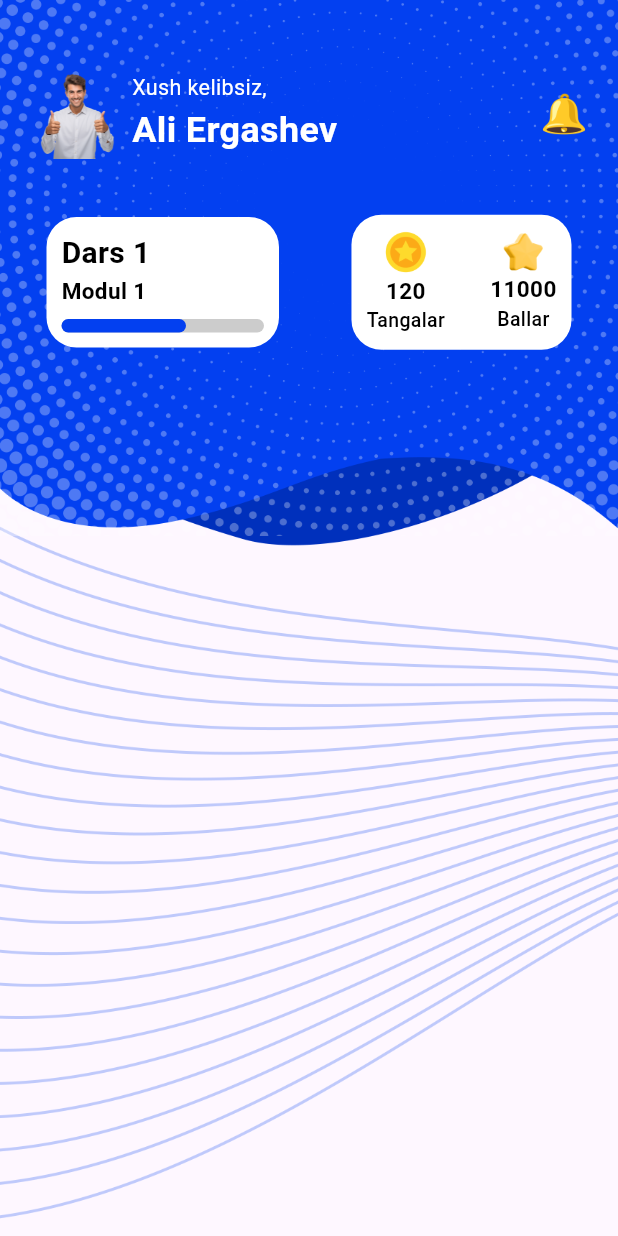
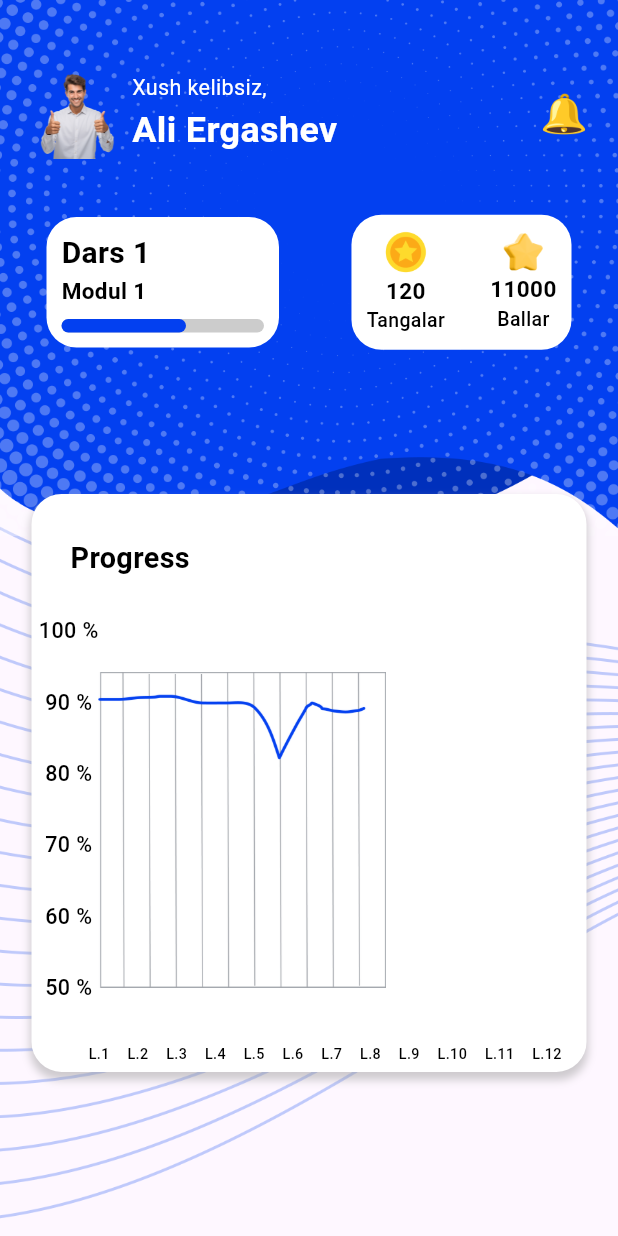
Before and after one commit to shceo/rivojedu, a Flutter app: the CoursesPage screen opened directly, on a phone screen of 412 x 824 dp. Run offline on Flutter 3.47's test engine with Material 3 defaults, Android fonts, the phone set to English and light mode, and no system bars; our stand-ins replace awesome_notifications, bloc, dio, equatable, firebase_core, flutter_bloc and 10 more; accounts and stored records are empty; project files that could hold a hidden picture were left out.

Commit message:
fix all bags

```diff
--- a/lib/assets/constants/common_assets.dart
+++ b/lib/assets/constants/common_assets.dart
@@ -22,6 +22,7 @@ abstract final class CommonAssets {
   static const String reyting3 = '${_assetsImages}reytin3.png';
   static const String homework = '${_assetsImages}homework.png';
   static const String img = '${_assetsVectors}homework.png';
+  static const String graph = '${_assetsImages}graph.png';
 
   //
   static const String plays = '${_assetsImages}plays.png';
--- a/lib/src/ui/pages/navbar_pages/darslar_page.dart
+++ b/lib/src/ui/pages/navbar_pages/darslar_page.dart
@@ -29,6 +29,7 @@ class _LessonsPageState extends State<LessonsPage> {
             padding: EdgeInsets.all(20.w),
             child: Column(
               children: [
+                SizedBox(height: 43.h,),
                 Text(
                   "Darslar",
                   style: TextStyle(
--- a/lib/src/ui/pages/navbar_pages/kurslar_page.dart
+++ b/lib/src/ui/pages/navbar_pages/kurslar_page.dart
@@ -4,6 +4,8 @@ import 'package:edu/src/utils/size/size.dart';
 import 'package:edu/src/widgets/moduls-item.dart';
 import 'package:flutter/cupertino.dart';
 import 'package:flutter/material.dart';
+import 'package:flutter/painting.dart';
+import 'package:hive/hive.dart';
 
 class CoursesPage extends StatelessWidget {
   const CoursesPage({super.key});
@@ -69,7 +71,81 @@ class CoursesPage extends StatelessWidget {
                 SizedBox(
                   height: 42.h,
                 ),
-                const ModulsItem()
+                const ModulsItem(),
+                const Spacer(),
+                Container(
+                  padding: EdgeInsets.all(5.w),
+                  width: double.infinity,
+                  margin: EdgeInsets.symmetric(vertical: 100.h),
+                  decoration: BoxDecoration(
+                      borderRadius: BorderRadius.circular(20),
+                      color: Colors.white,
+                      boxShadow: [
+                        BoxShadow(
+                            offset: const Offset(0, 4),
+                            color: Colors.grey.withOpacity(0.5),
+                            spreadRadius: 1,
+                            blurRadius: 4)
+                      ]),
+                  child: Column(
+                    crossAxisAlignment: CrossAxisAlignment.start,
+                    children: [
+                      Padding(
+                        padding: EdgeInsets.symmetric(
+                            vertical: 28.h, horizontal: 22.w),
+                        child: Text(
+                          "Progress",
+                          style: TextStyle(
+                              color: Colors.black,
+                              fontSize: 20.w,
+                              fontWeight: FontWeight.w700),
+                        ),
+                      ),
+                      Row(
+                        children: [
+                          Column(
+                            children: [
+                              ...List.generate(
+                                6,
+                                (index) {
+                                  return Padding(
+                                    padding: EdgeInsets.only(bottom: 30.h),
+                                    child: Text(
+                                      "${100 - (index * 10)} %",
+                                      style: TextStyle(
+                                          color: Colors.black,
+                                          fontWeight: FontWeight.w500,
+                                          fontSize: 15.w),
+                                    ),
+                                  );
+                                },
+                              )
+                            ],
+                          ),
+                          Image.asset(CommonAssets.graph , width: 200.w , fit : BoxFit.cover,)
+                        ],
+                      ),
+                      Row(
+                        mainAxisAlignment: MainAxisAlignment.spaceEvenly,
+                        children: [
+                          SizedBox(width: 30.w,),
+                          ...List.generate(12, (index){
+                            return Padding(
+                              padding: EdgeInsets.only(
+                                right: 10.w
+                              ),
+                              child : Text("L.${index + 1}" , style: TextStyle(
+                                color: Colors.black,
+                                fontSize: 10.w,
+                                fontWeight: FontWeight.w500
+                              ),)
+                            );
+                          })
+                        ],
+                      )
+                    ],
+                  ),
+                )
               ],
             ),
           )
--- a/lib/src/widgets/image_dialog.dart
+++ b/lib/src/widgets/image_dialog.dart
@@ -15,6 +15,7 @@ customsShowBottomSheet(
         padding: EdgeInsets.all(18.w),
         width: double.infinity,
         child: Column(
+          mainAxisSize: MainAxisSize.max,
           children: [
             Text(
               "Rasmni o’zgartirish",
@@ -28,7 +29,7 @@ customsShowBottomSheet(
             ),
             Container(
               width: double.infinity,
-                padding: EdgeInsets.symmetric(vertical: 30.h),
+              padding: EdgeInsets.symmetric(vertical: 25.h),
               decoration: BoxDecoration(
                 borderRadius: BorderRadius.circular(25),
                 border: Border.all(width: 1.w, color: c575757),
@@ -59,13 +60,14 @@ customsShowBottomSheet(
                         fontWeight: FontWeight.w700),
                   ),
                 ],
-                )),
+              ),
+            ),
             SizedBox(
               height: 30.h,
             ),
             Container(
               width: double.infinity,
-              padding: EdgeInsets.symmetric(vertical: 30.h),
+              padding: EdgeInsets.symmetric(vertical: 25.h),
               decoration: BoxDecoration(
                   borderRadius: BorderRadius.circular(25),
                   border: Border.all(width: 1.w, color: c575757)),
@@ -97,9 +99,7 @@ customsShowBottomSheet(
                   ),
                 ],
               ),
-
             ),
-            SizedBox(height: 30,),
           ],
         ),
       );
--- a/lib/src/widgets/student_item.dart
+++ b/lib/src/widgets/student_item.dart
@@ -1,5 +1,7 @@
 import 'package:edu/assets/constants/common_assets.dart';
+import 'package:edu/src/utils/size/size.dart';
 import 'package:flutter/material.dart';
+import 'package:hive/hive.dart';
 
 class StudentItem extends StatelessWidget {
   const StudentItem({super.key});
@@ -43,7 +45,15 @@ class StudentItem extends StatelessWidget {
           width: double.infinity,
           child: Center(
             child:
-                Image.asset(CommonAssets.avatar, width: 105, fit: BoxFit.cover),
+                Container(
+                    decoration: BoxDecoration(
+                      borderRadius: BorderRadius.circular(50),
+                      border: Border.all(
+                        width: 2,
+                        color : Colors.white
+                      )
+                    ),
+                    child: Image.asset(CommonAssets.avatar, width: 95, fit: BoxFit.cover)),
           ),
         ),
       ],
```
Also changed, not shown: lib/assets/images/graph.png (added). Lines whose indentation alone changed are shown as unchanged.
